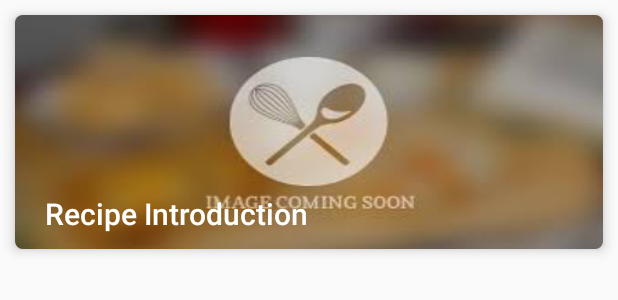
After one commit to surajitrcc8/MyRecipeBook, an Android app: the layout step_list_item.xml on its own in the app's theme, with its tools: preview values and no code run, on a phone screen of 412 x 824 dp. The commit adds this screen. Shown: the top 300 px of the screen. Run offline under Robolectric (Android 15) with nearby library versions, the phone set to English and light mode, and no system bars.

Commit message:
Add Recipe Details by Surajit...

```diff
--- a/app/build.gradle
+++ b/app/build.gradle
@@ -25,9 +25,9 @@ dependencies {
     androidTestCompile('com.android.support.test.espresso:espresso-core:2.2.2', {
         exclude group: 'com.android.support', module: 'support-annotations'
     })
+
     compile 'com.android.support:appcompat-v7:26.+'
     compile 'com.android.support.constraint:constraint-layout:1.0.2'
-    testCompile 'junit:junit:4.12'
     compile 'com.android.support:cardview-v7:26.0.0-alpha1'
     compile 'com.android.support:recyclerview-v7:26.0.0-alpha1'
     compile 'com.squareup.picasso:picasso:2.3.2'
@@ -36,6 +36,6 @@ dependencies {
     compile 'com.squareup.okhttp:okhttp:2.0.0'
     compile 'com.github.bumptech.glide:okhttp3-integration:4.0.0'
     compile 'com.github.bumptech.glide:annotations:4.0.0'
+    testCompile 'junit:junit:4.12'
     annotationProcessor 'com.github.bumptech.glide:compiler:4.0.0'
-
 }
--- a/app/src/main/java/com/example/android/recipebook/MainActivity.java
+++ b/app/src/main/java/com/example/android/recipebook/MainActivity.java
@@ -1,6 +1,7 @@
 package com.example.android.recipebook;
 
 import android.content.Context;
+import android.content.Intent;
 import android.content.res.Configuration;
 import android.databinding.DataBindingUtil;
 import android.os.PersistableBundle;
@@ -162,5 +163,8 @@ public class MainActivity extends AppCompatActivity implements LoaderManager.Loa
     @Override
     public void onClickRecipeItem(Recipe recipe) {
         Toast.makeText(this, "Name is " + recipe.getName(), Toast.LENGTH_SHORT).show();
+        Intent intent = new Intent(this,RecipeDetailsActivity.class);
+        intent.putExtra(getString(R.string.RECIPE),recipe);
+        startActivity(intent);
     }
 }
--- a/app/src/main/res/layout/recipe_list_item.xml
+++ b/app/src/main/res/layout/recipe_list_item.xml
@@ -20,7 +20,8 @@
         android:layout_height="match_parent"
         android:layout_margin="@dimen/dp10"
         app:cardCornerRadius="@dimen/dp5"
-        app:cardElevation="@dimen/dp5">
+        app:cardElevation="@dimen/dp5"
+        android:background="?android:attr/selectableItemBackground">
 
         <FrameLayout
             android:layout_width="match_parent"
--- /dev/null
+++ b/app/src/main/res/layout/step_list_item.xml
@@ -0,0 +1,54 @@
+<?xml version="1.0" encoding="utf-8"?>
+<layout xmlns:android="http://schemas.android.com/apk/res/android"
+    xmlns:app="http://schemas.android.com/apk/res-auto"
+    xmlns:tools="http://schemas.android.com/tools">
+    <data>
+        <variable
+            name="step"
+            type="com.example.android.recipebook.model.Step" />
+    </data>
+
+    <FrameLayout
+        android:layout_width="match_parent"
+        android:layout_height="wrap_content">
+
+        <android.support.v7.widget.CardView
+            android:layout_width="match_parent"
+            android:layout_height="match_parent"
+            android:layout_margin="@dimen/dp10"
+            app:cardCornerRadius="@dimen/dp5"
+            app:cardElevation="@dimen/dp5"
+            android:background="?android:attr/selectableItemBackground">
+
+            <FrameLayout
+                android:layout_width="match_parent"
+                android:layout_height="match_parent">
+
+                <ImageView
+                    android:id="@+id/iv_recipe"
+                    android:layout_width="match_parent"
+                    android:layout_height="match_parent"
+                    android:scaleType="fitXY"
+                    app:srcCompat="@drawable/recipe_place_holder"
+                    app:srcUrl="@{step.videoURL}"
+
+                    />
+                <TextView
+                    android:id="@+id/tv_recipe_name"
+                    style="@style/TextAppearance.AppCompat.Title"
+                    android:layout_width="wrap_content"
+                    android:layout_height="wrap_content"
+                    android:layout_marginLeft="@dimen/dp20"
+                    android:layout_marginStart="@dimen/dp20"
+                    android:layout_gravity="bottom"
+                    android:layout_marginBottom="@dimen/dp10"
+                    tools:text="Recipe Introduction"
+                    android:textColor="@android:color/white"
+                    android:layout_weight="1"
+                    android:text="@{step.shortDescription}"
+                    />
+
+            </FrameLayout>
+        </android.support.v7.widget.CardView>
+    </FrameLayout>
+</layout>
--- a/app/src/main/res/values/strings.xml
+++ b/app/src/main/res/values/strings.xml
@@ -1,3 +1,9 @@
 <resources>
     <string name="app_name">Recipe Book</string>
+    <string name="ingredients">Ingredients :</string>
+
+
+
+
+    <string name="RECIPE" translatable="false">recipe</string>
 </resources>
```
Also changed, not shown: app/src/main/AndroidManifest.xml (+5 -3 lines), app/src/main/java/com/example/android/recipebook/RecipeDetailsActivity.java (added, +42 -0 lines), app/src/main/java/com/example/android/recipebook/model/Ingredient.java (+40 -4 lines), app/src/main/java/com/example/android/recipebook/model/Recipe.java (+29 -28 lines), app/src/main/java/com/example/android/recipebook/model/Step.java (+40 -1 lines), app/src/main/res/layout/activity_recipe_details.xml (added, +35 -0 lines).
